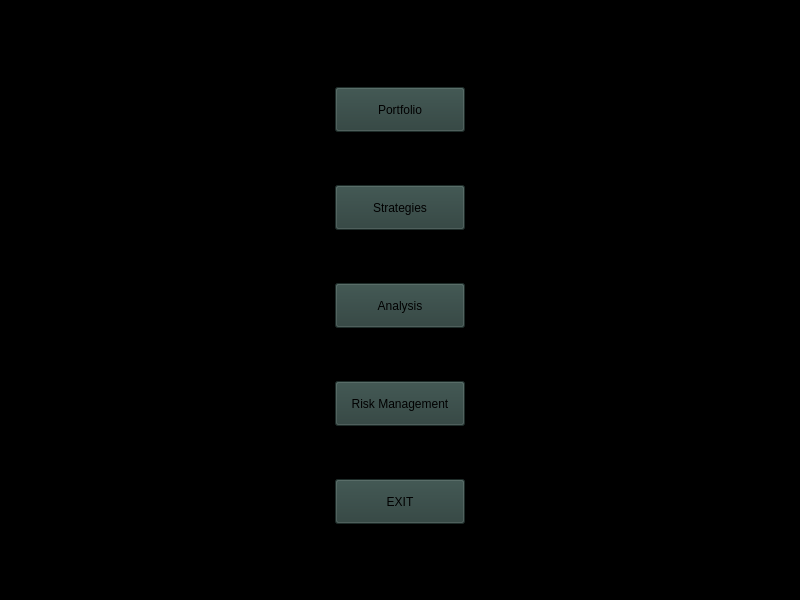
Above: App/mainwindow.ui from Triggered1234/Crypto-Trading-Bot before the change. Below: the same form after it.
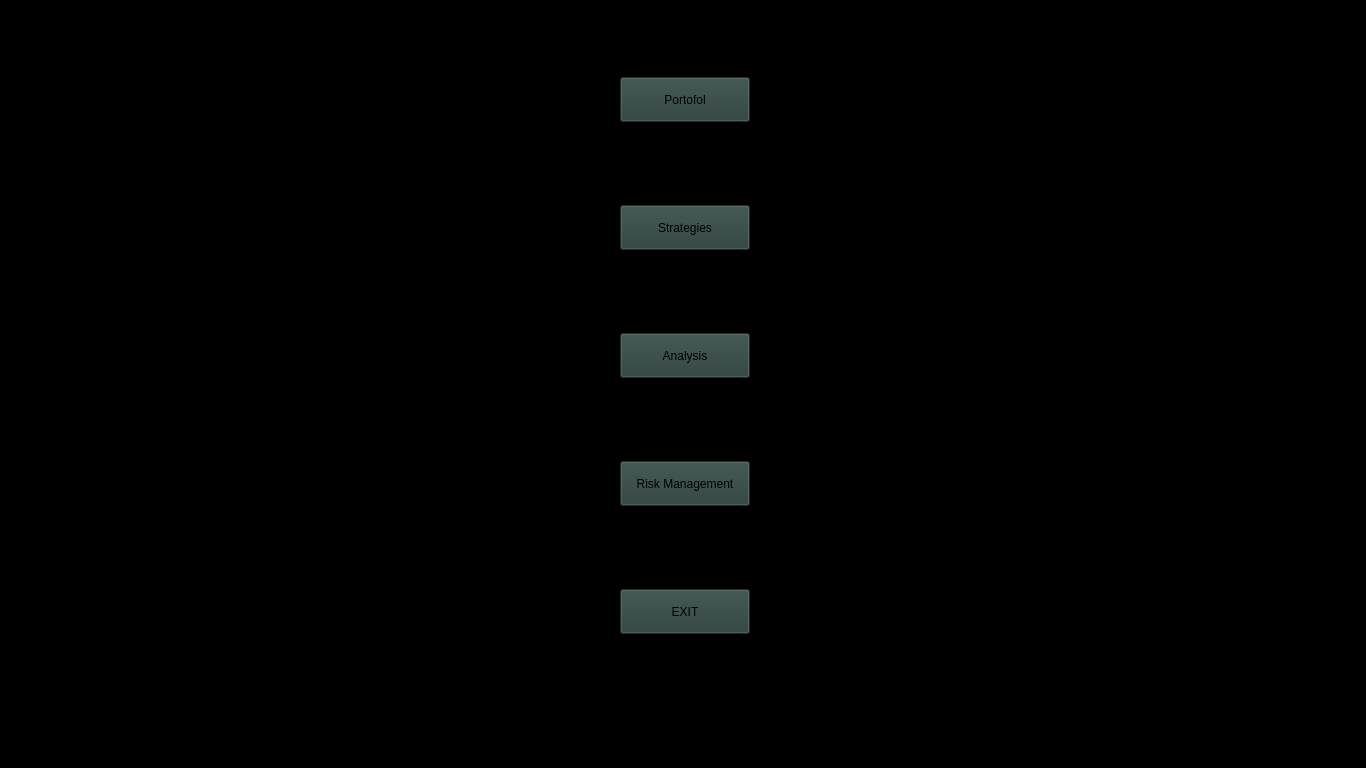
That is the form after the change.

Commit message:
Started merging UI menus and modified CMakeLists
Added portfolioMenu class, added functions for merging in mainwindow, modified CMakeLists for generating UI_ files in app folder.

```diff
--- a/App/mainwindow.ui
+++ b/App/mainwindow.ui
@@ -6,8 +6,8 @@
    <rect>
     <x>0</x>
     <y>0</y>
-    <width>800</width>
-    <height>600</height>
+    <width>1366</width>
+    <height>768</height>
    </rect>
   </property>
   <property name="windowTitle">
@@ -21,34 +21,12 @@
     <property name="geometry">
      <rect>
       <x>0</x>
-      <y>40</y>
-      <width>801</width>
-      <height>531</height>
+      <y>0</y>
+      <width>1371</width>
+      <height>711</height>
      </rect>
     </property>
     <layout class="QGridLayout" name="gridLayout">
-     <item row="0" column="0">
-      <widget class="QPushButton" name="pushButton">
-       <property name="sizePolicy">
-        <sizepolicy hsizetype="Minimum" vsizetype="Ignored">
-         <horstretch>0</horstretch>
-         <verstretch>0</verstretch>
-        </sizepolicy>
-       </property>
-       <property name="maximumSize">
-        <size>
-         <width>130</width>
-         <height>45</height>
-        </size>
-       </property>
-       <property name="styleSheet">
-        <string notr="true">background-color: rgb(42, 62, 58);</string>
-       </property>
-       <property name="text">
-        <string>Portfolio</string>
-       </property>
-      </widget>
-     </item>
      <item row="3" column="0">
       <widget class="QPushButton" name="pushButton_2">
        <property name="sizePolicy">
@@ -137,6 +115,28 @@
        </property>
       </widget>
      </item>
+     <item row="0" column="0">
+      <widget class="QToolButton" name="portfolioButton">
+       <property name="sizePolicy">
+        <sizepolicy hsizetype="Minimum" vsizetype="Ignored">
+         <horstretch>0</horstretch>
+         <verstretch>0</verstretch>
+        </sizepolicy>
+       </property>
+       <property name="maximumSize">
+        <size>
+         <width>130</width>
+         <height>45</height>
+        </size>
+       </property>
+       <property name="styleSheet">
+        <string notr="true">background-color: rgb(42, 62, 58);</string>
+       </property>
+       <property name="text">
+        <string>Portofol</string>
+       </property>
+      </widget>
+     </item>
     </layout>
    </widget>
   </widget>
```
Left out of the diff: 2 changed lines with no effect on the pictures. The commit also changes 7 other files.
